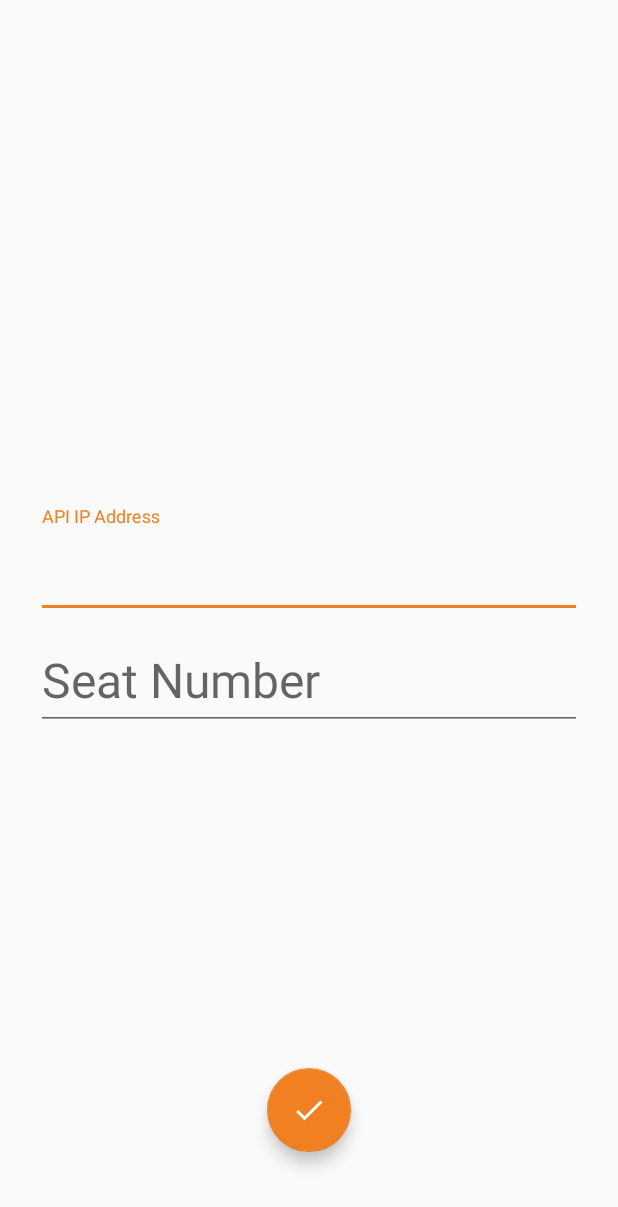
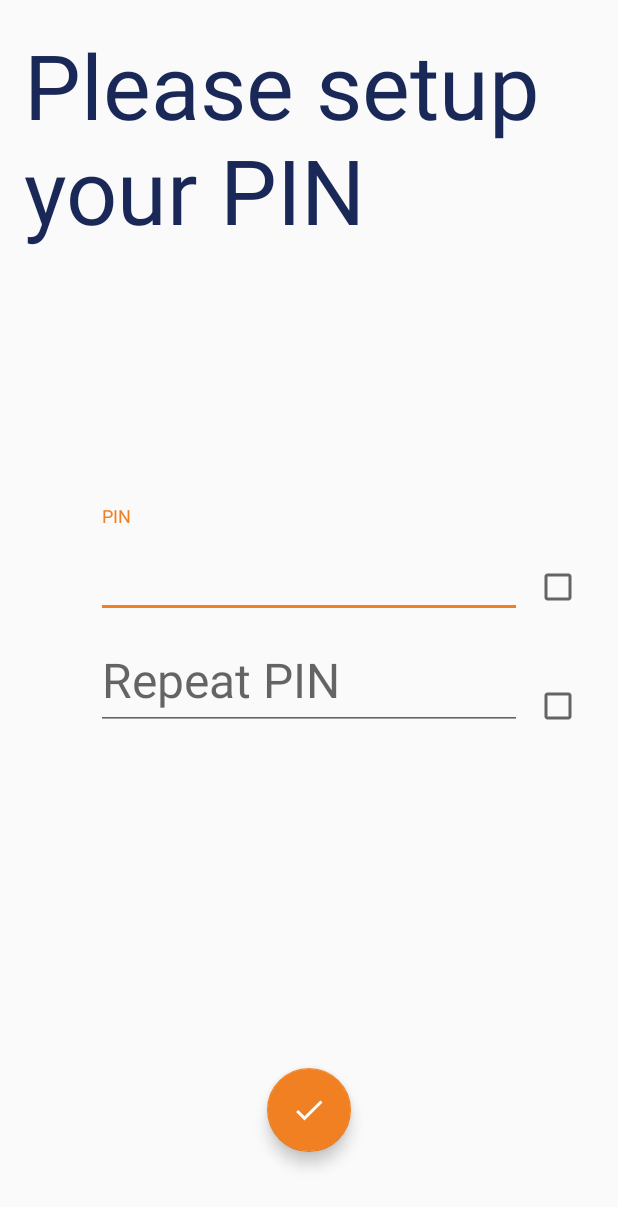
Before and after one commit to SnowcatSVK/RES, an Android app: the layout activity_pinsetup.xml on its own in the app's theme, with its tools: preview values and no code run, on a phone screen of 412 x 824 dp. Shown: the top 1207 px of the screen. Run offline under Robolectric (Android 15) with nearby library versions, the phone set to English and light mode, and no system bars.

Commit message:
PIN Funkcionalita

```diff
--- a/app/src/main/AndroidManifest.xml
+++ b/app/src/main/AndroidManifest.xml
@@ -48,6 +48,10 @@
             android:name=".FirstSetupActivity"
             android:label="@string/title_activity_first_setup" >
         </activity>
+        <activity
+            android:name=".PINSetupActivity"
+            android:label="@string/title_activity_pinsetup" >
+        </activity>
     </application>
 
 </manifest>
--- a/app/src/main/java/sk/antik/res/AppKillerService.java
+++ b/app/src/main/java/sk/antik/res/AppKillerService.java
@@ -78,6 +78,7 @@ public class AppKillerService extends Service {
                                 if (apkInfo.packageName.equals(packagename)) {
                                     Intent intent = new Intent(this, PINActivity.class);
                                     intent.addFlags(Intent.FLAG_ACTIVITY_NEW_TASK);
+                                    intent.putExtra("MODE", "Settings");
                                     startActivity(intent);
                                     t.cancel();
                                     t.purge();
--- a/app/src/main/java/sk/antik/res/FirstSetupActivity.java
+++ b/app/src/main/java/sk/antik/res/FirstSetupActivity.java
@@ -32,7 +32,7 @@ public class FirstSetupActivity extends Activity {
         String ipAddr = "http://" + ipAddrEditText.getText().toString();
         String seatNumber = seatNumberEditText.getText().toString();
         prefs.edit().putString("API_IP", ipAddr).putString("SEAT_No", seatNumber).apply();
-        Intent intent = new Intent(this, MainActivity.class);
+        Intent intent = new Intent(this, PINSetupActivity.class);
         startActivity(intent);
         finish();
     }
--- a/app/src/main/res/layout/activity_first_setup.xml
+++ b/app/src/main/res/layout/activity_pinsetup.xml
@@ -8,52 +8,64 @@
     android:paddingLeft="@dimen/activity_horizontal_margin"
     android:paddingRight="@dimen/activity_horizontal_margin"
     android:paddingTop="@dimen/activity_vertical_margin"
-    tools:context="sk.antik.res.FirstSetupActivity">
+    tools:context="sk.antik.res.PINSetupActivity">
+
+    <TextView
+        android:layout_width="wrap_content"
+        android:layout_height="wrap_content"
+        android:layout_alignParentTop="true"
+        android:layout_centerHorizontal="true"
+        android:text="@string/setup_pin"
+        android:textColor="@color/colorPrimary"
+        android:textSize="60sp" />
 
     <LinearLayout
-        android:layout_width="600dp"
+        android:id="@+id/linearLayout"
+        android:layout_width="300dp"
         android:layout_height="wrap_content"
         android:layout_centerInParent="true"
         android:orientation="vertical">
 
         <android.support.design.widget.TextInputLayout
-            android:id="@+id/device_ip_textInputLayout"
+            android:id="@+id/pin_textInputLayout"
             android:layout_width="match_parent"
             android:layout_height="wrap_content">
 
             <EditText
-                android:id="@+id/device_ip_editText"
+                android:id="@+id/pin_editText"
                 android:layout_width="match_parent"
                 android:layout_height="wrap_content"
                 android:layout_marginLeft="8dp"
                 android:layout_marginRight="8dp"
                 android:layout_marginTop="8dp"
-                android:hint="@string/device_ip"
-                android:inputType="date"
+                android:hint="PIN"
+                android:inputType="numberPassword"
+                android:maxLength="4"
                 android:textSize="32sp" />
         </android.support.design.widget.TextInputLayout>
 
         <android.support.design.widget.TextInputLayout
-            android:id="@+id/seat_number_textInputLayout"
+            android:id="@+id/repeat_pin_textInputLayout"
             android:layout_width="match_parent"
             android:layout_height="wrap_content">
 
             <EditText
-                android:id="@+id/seat_number_editText"
+                android:id="@+id/repeat_pin_editText"
                 android:layout_width="match_parent"
                 android:layout_height="wrap_content"
                 android:layout_marginLeft="8dp"
                 android:layout_marginRight="8dp"
                 android:layout_marginTop="8dp"
-                android:hint="@string/seat_number_hint"
-                android:inputType="number"
+                android:hint="@string/repeat_pin"
+                android:inputType="numberPassword"
+                android:maxLength="4"
                 android:textSize="32sp" />
         </android.support.design.widget.TextInputLayout>
 
     </LinearLayout>
 
     <android.support.design.widget.FloatingActionButton
-        android:id="@+id/sonfirm_setup_button"
+        android:id="@+id/confirm_setup_button"
         android:layout_width="wrap_content"
         android:layout_height="wrap_content"
         android:layout_alignParentBottom="true"
@@ -64,5 +76,19 @@
         android:src="@drawable/ic_done"
         app:elevation="6dp" />
 
+    <CheckBox
+        android:id="@+id/pin_checkBox"
+        android:layout_width="wrap_content"
+        android:layout_height="wrap_content"
+        android:layout_alignTop="@+id/linearLayout"
+        android:layout_marginTop="38dp"
+        android:layout_toEndOf="@+id/linearLayout" />
+
+    <CheckBox
+        android:id="@+id/repeat_pin_checkBox"
+        android:layout_width="wrap_content"
+        android:layout_height="wrap_content"
+        android:layout_alignBottom="@+id/linearLayout"
+        android:layout_toEndOf="@+id/linearLayout" />
 
 </RelativeLayout>
--- a/app/src/main/res/values/strings.xml
+++ b/app/src/main/res/values/strings.xml
@@ -23,4 +23,7 @@
     <string name="title_activity_first_setup">FirstSetupActivity</string>
     <string name="device_ip">API IP Address</string>
     <string name="seat_number_hint">Seat Number</string>
+    <string name="title_activity_pinsetup">PINSetupActivity</string>
+    <string name="repeat_pin">Repeat PIN</string>
+    <string name="setup_pin">Please setup your PIN</string>
 </resources>
```
Also changed, not shown: app/src/main/java/sk/antik/res/PINSetupActivity.java (added, +85 -0 lines), app/src/main/java/sk/antik/res/io/HexHelper.java (added, +52 -0 lines), app/src/main/java/sk/antik/res/io/SHA_256.java (added, +25 -0 lines), app/src/main/java/sk/antik/res/restrictors/PINActivity.java (+16 -5 lines), 3 other files.
